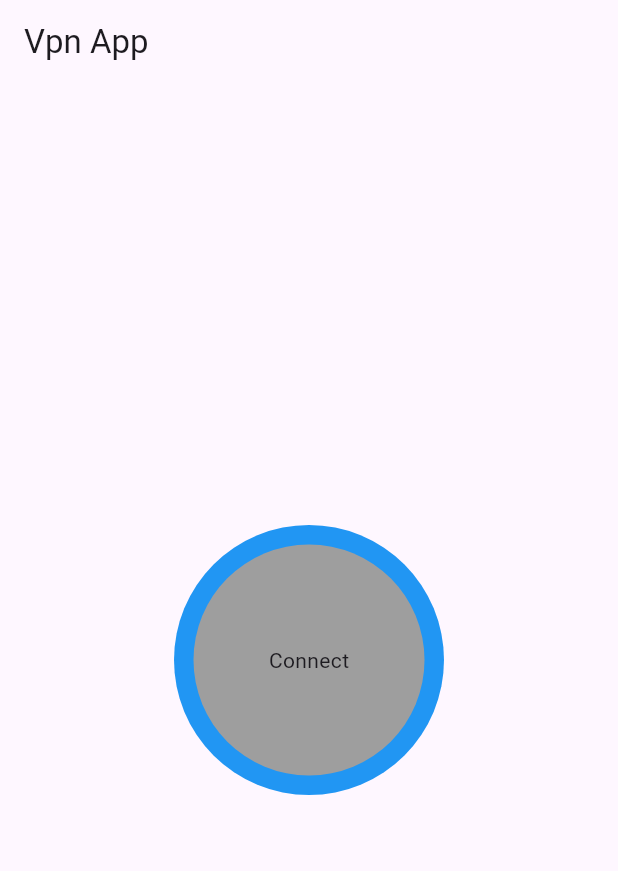
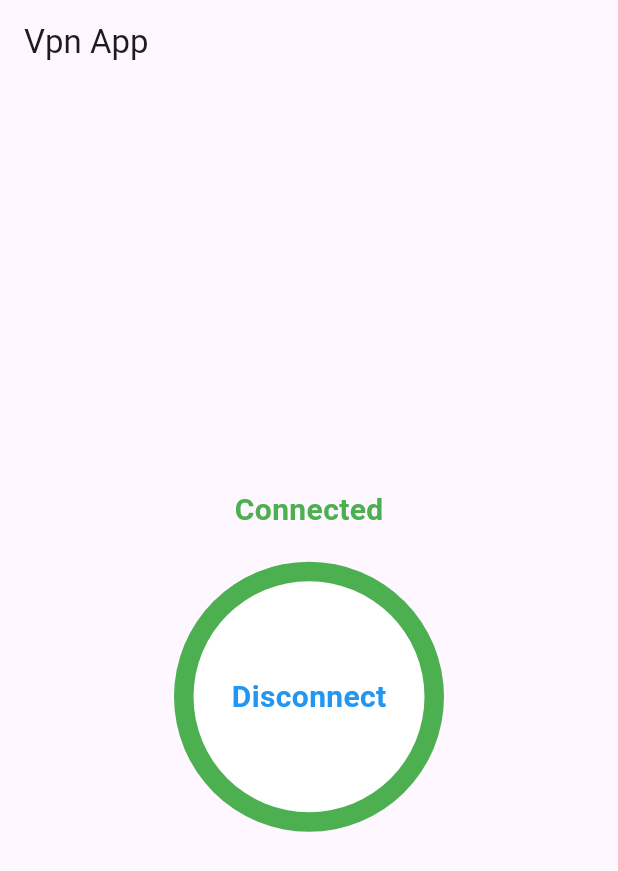
Before and after one commit to sasen98/vpn-app, a Flutter app: the screen it shows after launch, after a tap on "Connect", on a phone screen of 412 x 824 dp. Shown: the top 871 px of the screen. Run offline on Flutter 3.47's test engine with Material 3 defaults, Android fonts, the phone set to English and light mode, and no system bars.

Commit message:
ui changes

```diff
--- /dev/null
+++ b/lib/constants/app_colors.dart
@@ -0,0 +1,8 @@
+import 'package:flutter/material.dart';
+
+class AppColors {
+  static const Color green = Colors.green;
+  static const Color grey = Colors.grey;
+  static const Color red = Colors.red;
+  static const Color blue = Colors.blue;
+}
--- a/lib/main.dart
+++ b/lib/main.dart
@@ -1,4 +1,5 @@
 import 'package:flutter/material.dart';
+import 'package:vpn_app/constants/app_colors.dart';
 
 void main() {
   runApp(const MyApp());
@@ -31,6 +32,7 @@ class MyHomePage extends StatefulWidget {
 }
 
 class _MyHomePageState extends State<MyHomePage> {
+  final ValueNotifier<bool> _isToConnect = ValueNotifier<bool>(false);
   @override
   Widget build(BuildContext context) {
     return Scaffold(
@@ -38,28 +40,52 @@ class _MyHomePageState extends State<MyHomePage> {
         title: const Text('Vpn App'),
       ),
       body: Center(
-        child: Column(
+        child: ValueListenableBuilder(
+            valueListenable: _isToConnect,
+            builder: (_, isToConnect, __) {
+              return Column(
                 mainAxisAlignment: MainAxisAlignment.center,
                 children: <Widget>[
+                  Text(
+                    isToConnect ? "Connected" : "Ready",
+                    style: TextStyle(
+                        color: isToConnect ? AppColors.green : AppColors.red,
+                        fontSize: 20,
+                        fontWeight: FontWeight.w700),
+                  ),
+                  const SizedBox(
+                    height: 20,
+                  ),
                   InkWell(
                     borderRadius: BorderRadius.circular(78),
-              onTap: () {},
+                    onTap: () {
+                      _isToConnect.value = !_isToConnect.value;
+                    },
                     child: Container(
                         height: 180,
                         width: 180,
-                  decoration: const BoxDecoration(
-                      shape: BoxShape.circle, color: Colors.blue),
+                        decoration: BoxDecoration(
+                            shape: BoxShape.circle,
+                            color:
+                                isToConnect ? AppColors.green : AppColors.grey),
                         padding: const EdgeInsets.all(13),
                         child: Container(
                           decoration: const BoxDecoration(
-                        shape: BoxShape.circle, color: Colors.grey),
+                              shape: BoxShape.circle, color: Colors.white),
                           padding: const EdgeInsets.all(2),
                           alignment: Alignment.center,
-                    child: const Text('Connect'),
+                          child: Text(
+                            isToConnect ? "Disconnect" : "Connect",
+                            style: const TextStyle(
+                                color: AppColors.blue,
+                                fontSize: 20,
+                                fontWeight: FontWeight.w700),
+                          ),
                         )),
                   ),
                 ],
-        ),
+              );
+            }),
       ),
     );
   }
```
Lines whose indentation alone changed are shown as unchanged.
